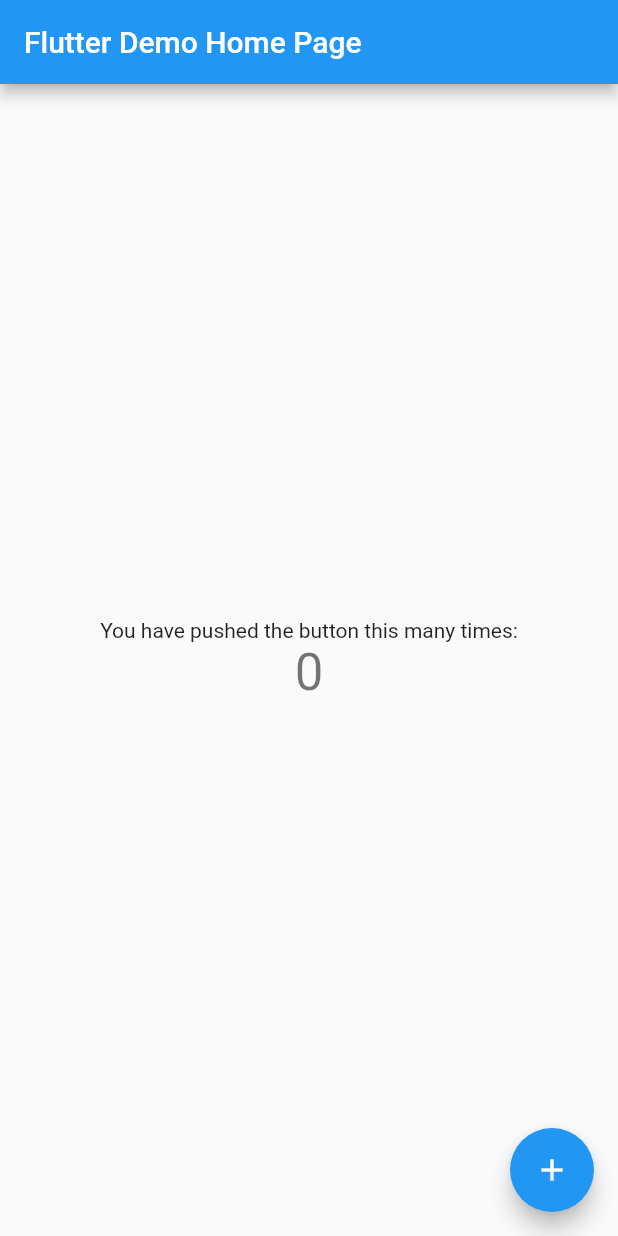
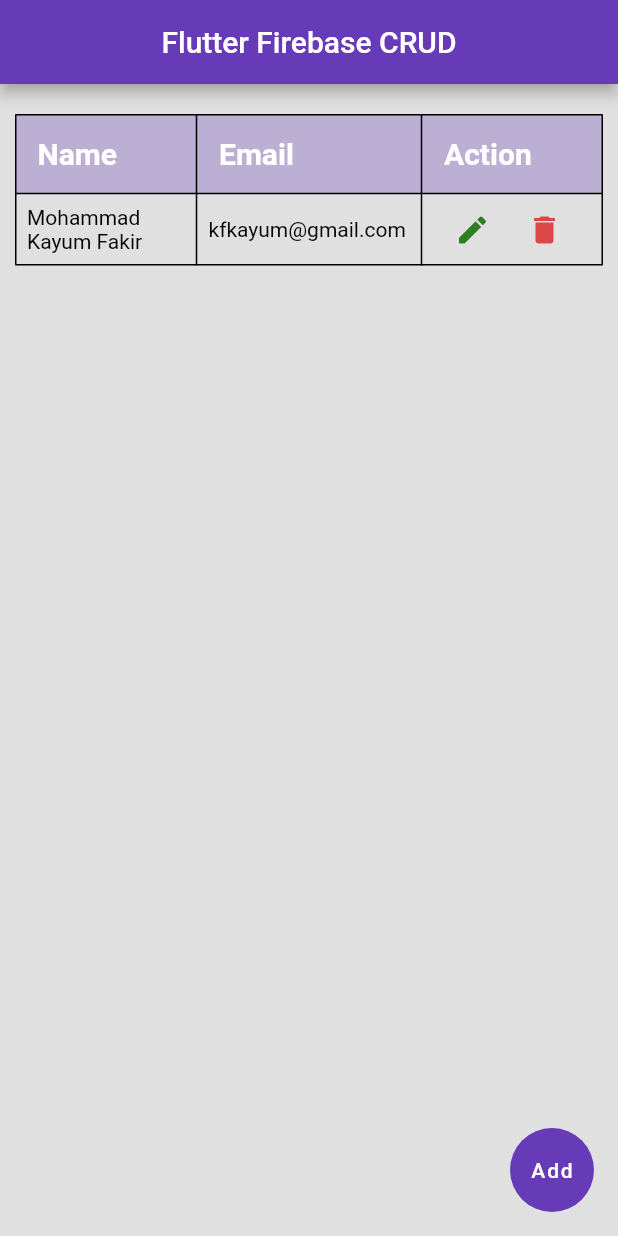
Before and after one commit to kfkayum/crud_apk_with_firebase, a Flutter app: the screen it shows after launch, on a phone screen of 412 x 824 dp. Run offline on Flutter 3.47's test engine with Material 2 defaults, Android fonts, the phone set to English and light mode, and no system bars.

Commit message:
add new pages

```diff
--- a/lib/main.dart
+++ b/lib/main.dart
@@ -1,3 +1,4 @@
+import 'package:crud_apk/pages/home_page.dart';
 import 'package:flutter/material.dart';
 
 void main() {
@@ -7,109 +8,15 @@
 class MyApp extends StatelessWidget {
   const MyApp({Key? key}) : super(key: key);
 
-  // This widget is the root of your application.
   @override
   Widget build(BuildContext context) {
     return MaterialApp(
-      title: 'Flutter Demo',
+      debugShowCheckedModeBanner: false,
       theme: ThemeData(
-        // This is the theme of your application.
-        //
-        // Try running your application with "flutter run". You'll see the
-        // application has a blue toolbar. Then, without quitting the app, try
-        // changing the primarySwatch below to Colors.green and then invoke
-        // "hot reload" (press "r" in the console where you ran "flutter run",
-        // or simply save your changes to "hot reload" in a Flutter IDE).
-        // Notice that the counter didn't reset back to zero; the application
-        // is not restarted.
-        primarySwatch: Colors.blue,
+        primarySwatch: Colors.deepPurple,
+        scaffoldBackgroundColor: Colors.grey[300],
       ),
-      home: const MyHomePage(title: 'Flutter Demo Home Page'),
+      home: const HomePage(),
     );
   }
 }
-
-class MyHomePage extends StatefulWidget {
-  const MyHomePage({Key? key, required this.title}) : super(key: key);
-
-  // This widget is the home page of your application. It is stateful, meaning
-  // that it has a State object (defined below) that contains fields that affect
-  // how it looks.
-
-  // This class is the configuration for the state. It holds the values (in this
-  // case the title) provided by the parent (in this case the App widget) and
-  // used by the build method of the State. Fields in a Widget subclass are
-  // always marked "final".
-
-  final String title;
-
-  @override
-  State<MyHomePage> createState() => _MyHomePageState();
-}
-
-class _MyHomePageState extends State<MyHomePage> {
-  int _counter = 0;
-
-  void _incrementCounter() {
-    setState(() {
-      // This call to setState tells the Flutter framework that something has
-      // changed in this State, which causes it to rerun the build method below
-      // so that the display can reflect the updated values. If we changed
-      // _counter without calling setState(), then the build method would not be
-      // called again, and so nothing would appear to happen.
-      _counter++;
-    });
-  }
-
-  @override
-  Widget build(BuildContext context) {
-    // This method is rerun every time setState is called, for instance as done
-    // by the _incrementCounter method above.
-    //
-    // The Flutter framework has been optimized to make rerunning build methods
-    // fast, so that you can just rebuild anything that needs updating rather
-    // than having to individually change instances of widgets.
-    return Scaffold(
-      appBar: AppBar(
-        // Here we take the value from the MyHomePage object that was created by
-        // the App.build method, and use it to set our appbar title.
-        title: Text(widget.title),
-      ),
-      body: Center(
-        // Center is a layout widget. It takes a single child and positions it
-        // in the middle of the parent.
-        child: Column(
-          // Column is also a layout widget. It takes a list of children and
-          // arranges them vertically. By default, it sizes itself to fit its
-          // children horizontally, and tries to be as tall as its parent.
-          //
-          // Invoke "debug painting" (press "p" in the console, choose the
-          // "Toggle Debug Paint" action from the Flutter Inspector in Android
-          // Studio, or the "Toggle Debug Paint" command in Visual Studio Code)
-          // to see the wireframe for each widget.
-          //
-          // Column has various properties to control how it sizes itself and
-          // how it positions its children. Here we use mainAxisAlignment to
-          // center the children vertically; the main axis here is the vertical
-          // axis because Columns are vertical (the cross axis would be
-          // horizontal).
-          mainAxisAlignment: MainAxisAlignment.center,
-          children: <Widget>[
-            const Text(
-              'You have pushed the button this many times:',
-            ),
-            Text(
-              '$_counter',
-              style: Theme.of(context).textTheme.headline4,
-            ),
-          ],
-        ),
-      ),
-      floatingActionButton: FloatingActionButton(
-        onPressed: _incrementCounter,
-        tooltip: 'Increment',
-        child: const Icon(Icons.add),
-      ), // This trailing comma makes auto-formatting nicer for build methods.
-    );
-  }
-}
--- /dev/null
+++ b/lib/pages/home_page.dart
@@ -0,0 +1,30 @@
+import 'package:crud_apk/pages/add_student.dart';
+import 'package:crud_apk/pages/list_student_page.dart';
+import 'package:flutter/material.dart';
+
+class HomePage extends StatelessWidget {
+  const HomePage({Key? key}) : super(key: key);
+
+  @override
+  Widget build(BuildContext context) {
+    return Scaffold(
+      appBar: AppBar(
+        title: const Text('Flutter Firebase CRUD'),
+        centerTitle: true,
+      ),
+      body: ListStudentPage(),
+      floatingActionButton: FloatingActionButton(
+        elevation: 0,
+        onPressed: () {
+          Navigator.push(
+            context,
+            MaterialPageRoute(
+              builder: (context) => AddStudent(),
+            ),
+          );
+        },
+        child: Text('Add'),
+      ),
+    );
+  }
+}
--- /dev/null
+++ b/lib/pages/list_student_page.dart
@@ -0,0 +1,137 @@
+import 'package:crud_apk/pages/update_page.dart';
+import 'package:flutter/material.dart';
+
+class ListStudentPage extends StatefulWidget {
+  const ListStudentPage({Key? key}) : super(key: key);
+
+  @override
+  State<ListStudentPage> createState() => _ListStudentPageState();
+}
+
+class _ListStudentPageState extends State<ListStudentPage> {
+  deleteUser(id) {
+    print('User Deleted $id');
+  }
+
+  @override
+  Widget build(BuildContext context) {
+    return Container(
+      margin: const EdgeInsets.symmetric(horizontal: 10, vertical: 20),
+      child: SingleChildScrollView(
+        scrollDirection: Axis.vertical,
+        child: Table(
+          border: TableBorder.all(),
+          columnWidths: const <int, TableColumnWidth>{
+            1: FixedColumnWidth(150),
+          },
+          defaultVerticalAlignment: TableCellVerticalAlignment.middle,
+          children: [
+            TableRow(
+              children: [
+                TableCell(
+                  child: Container(
+                    padding: EdgeInsets.all(15),
+                    color: Color.fromARGB(255, 188, 175, 212),
+                    child: const Text(
+                      "Name",
+                      style: TextStyle(
+                          fontSize: 20,
+                          color: Colors.white,
+                          fontWeight: FontWeight.bold),
+                    ),
+                  ),
+                ),
+                TableCell(
+                  child: Container(
+                    padding: EdgeInsets.all(15),
+                    color: Color.fromARGB(255, 188, 175, 212),
+                    child: const Text(
+                      "Email",
+                      style: TextStyle(
+                          fontSize: 20,
+                          color: Colors.white,
+                          fontWeight: FontWeight.bold),
+                    ),
+                  ),
+                ),
+                TableCell(
+                  child: Container(
+                    padding: EdgeInsets.all(15),
+                    color: Color.fromARGB(255, 188, 175, 212),
+                    child: const Text(
+                      "Action",
+                      style: TextStyle(
+                          fontSize: 20,
+                          color: Colors.white,
+                          fontWeight: FontWeight.bold),
+                    ),
+                  ),
+                ),
+              ],
+            ),
+            TableRow(
+              children: [
+                TableCell(
+                  child: Container(
+                    padding: EdgeInsets.all(8),
+                    child: const Text(
+                      "Mohammad Kayum Fakir ",
+                      style: TextStyle(
+                        color: Colors.black,
+                      ),
+                    ),
+                  ),
+                ),
+                TableCell(
+                  child: Container(
+                    padding: EdgeInsets.all(8),
+                    child: const Text(
+                      "kfkayum@gmail.com",
+                      style: TextStyle(
+                        color: Colors.black,
+                      ),
+                    ),
+                  ),
+                ),
+                TableCell(
+                  child: Padding(
+                    padding: const EdgeInsets.symmetric(horizontal: 10),
+                    child: Row(
+                      children: [
+                        IconButton(
+                          tooltip: 'Edit',
+                          onPressed: () {
+                            Navigator.push(
+                              context,
+                              MaterialPageRoute(
+                                builder: (context) => UpdatePage(),
+                              ),
+                            );
+                          },
+                          icon: const Icon(
+                            Icons.edit,
+                            color: Color.fromARGB(255, 45, 128, 33),
+                          ),
+                        ),
+                        IconButton(
+                          tooltip: 'Delete',
+                          onPressed: () {
+                            deleteUser(1);
+                          },
+                          icon: const Icon(
+                            Icons.delete,
+                            color: Color.fromARGB(255, 219, 71, 71),
+                          ),
+                        )
+                      ],
+                    ),
+                  ),
+                ),
+              ],
+            ),
+          ],
+        ),
+      ),
+    );
+  }
+}
```
Also changed, not shown: lib/pages/add_student.dart (added, +185 -0 lines), lib/pages/update_page.dart (added, +147 -0 lines).
